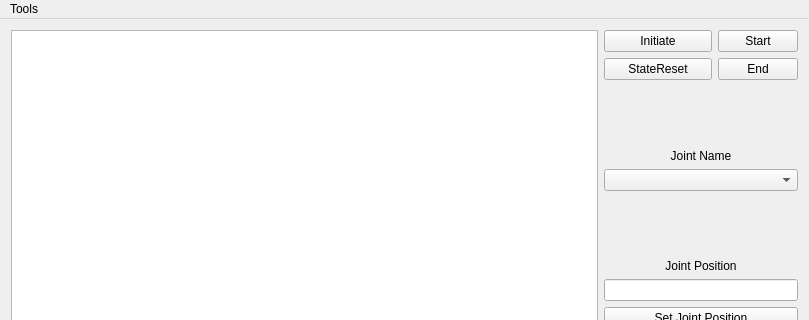
Qt form IRSGUI/mainwindow.ui (yhlmaybe/Intelligent-Robot-System) before a commit; both pictures show x 0 to 809 and y 0 to 320 of the 809 by 535 pixel window.
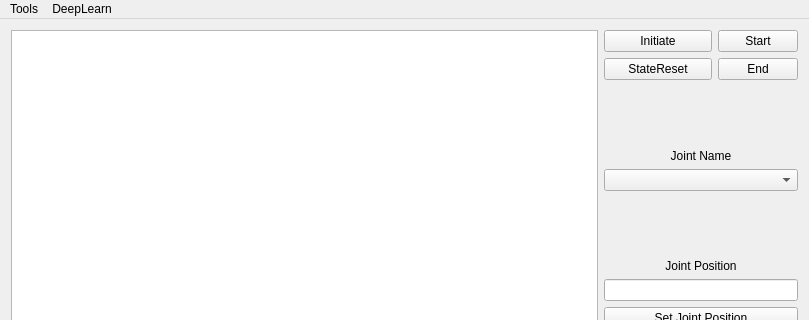
The same form after that commit.

```diff
--- a/IRSGUI/mainwindow.ui
+++ b/IRSGUI/mainwindow.ui
@@ -192,7 +192,14 @@
     <addaction name="actionJoint_Datas"/>
     <addaction name="actionEnd_Effector_Datas"/>
    </widget>
+   <widget class="QMenu" name="menuDeepLearn">
+    <property name="title">
+     <string>DeepLearn</string>
+    </property>
+    <addaction name="actionBrainDeepLearn_Setting"/>
+   </widget>
    <addaction name="menuTools"/>
+   <addaction name="menuDeepLearn"/>
   </widget>
   <action name="actionJoint_Datas">
    <property name="text">
```
Left out of the diff: 5 changed lines with no effect on the pictures.
